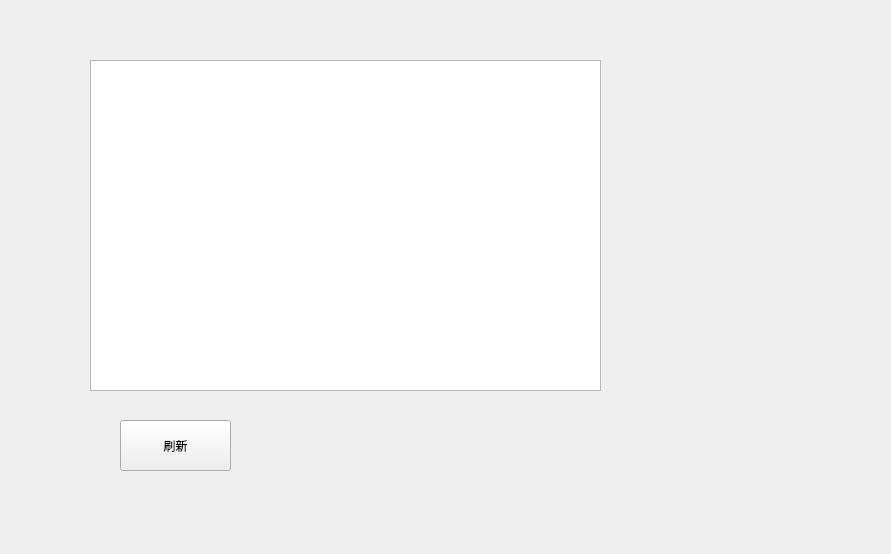
Above: tasklist.ui from zhuiming-f/QtSoftware before the change. Below: the same form after it.
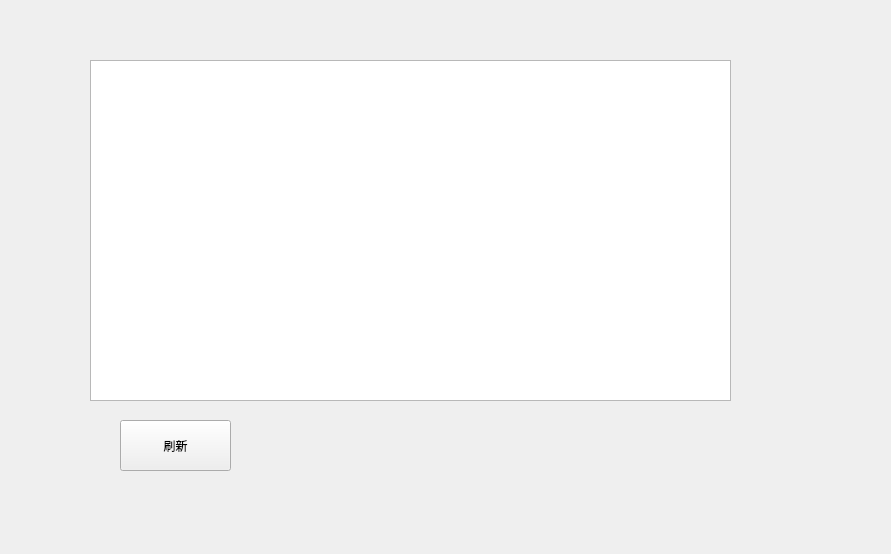
That is the form after the change.

What changed in the file:
```diff
--- a/tasklist.ui
+++ b/tasklist.ui
@@ -18,8 +18,8 @@
     <rect>
      <x>90</x>
      <y>60</y>
-     <width>511</width>
-     <height>331</height>
+     <width>641</width>
+     <height>341</height>
     </rect>
    </property>
   </widget>
```
